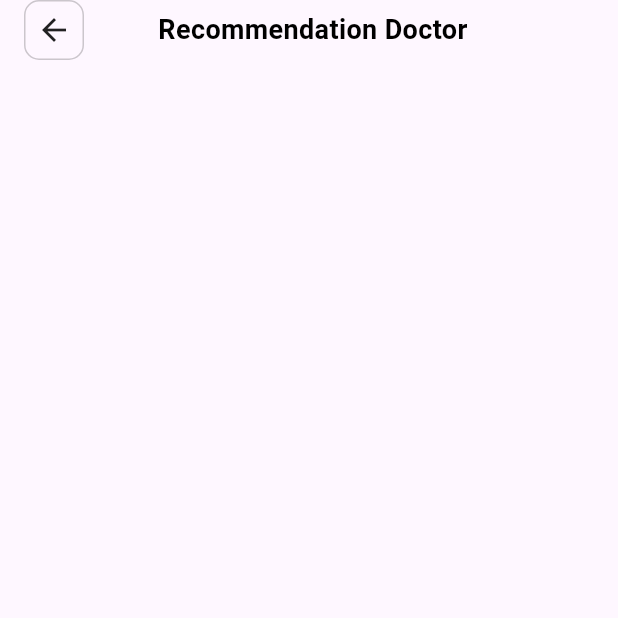
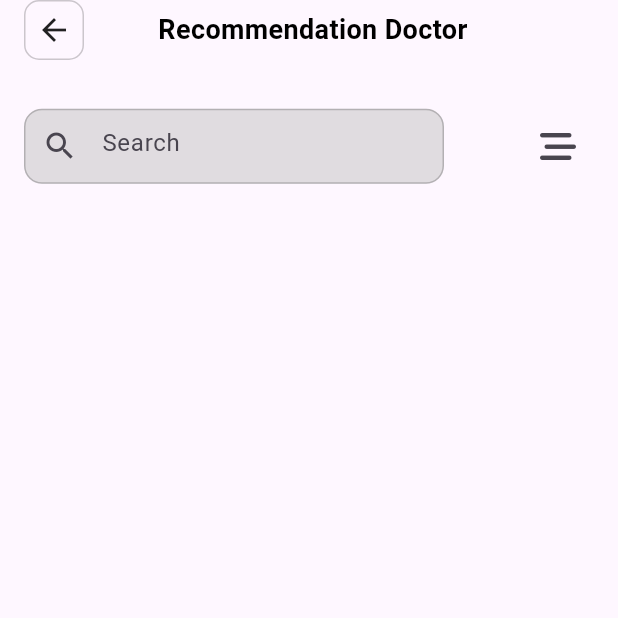
Before and after one commit to He9sham/Doctor-app, a Flutter app: the RecommendDocView screen opened by its route, on a phone screen of 412 x 824 dp, the top half of it. Run offline on Flutter 3.47's test engine with Material 3 defaults, Android fonts, the phone set to English and light mode, and no system bars; our stand-ins replace awesome_dialog, dio, firebase_core, flutter_bloc, flutter_onboarding_slider, flutter_screenutil and 9 more; accounts and stored records are empty; generated files the repository leaves out were written again.

Commit message:
add search text field for recommend doc view

```diff
--- a/lib/features/recommendation_doctor_screen/view/recommend_doc_view.dart
+++ b/lib/features/recommendation_doctor_screen/view/recommend_doc_view.dart
@@ -1,17 +1,25 @@
+import 'package:doctor/core/helper/spacing.dart';
 import 'package:doctor/features/recommendation_doctor_screen/view/widgets/custom_app_bar_for_doc.dart';
+import 'package:doctor/features/recommendation_doctor_screen/view/widgets/custom_search.dart';
 import 'package:flutter/material.dart';
 
 class RecommendDocView extends StatelessWidget {
   const RecommendDocView({super.key});
   @override
   Widget build(BuildContext context) {
-    return const Scaffold(
+    return Scaffold(
       body: SafeArea(
         child: Padding(
-          padding: EdgeInsets.symmetric(horizontal: 16),
+          padding: const EdgeInsets.symmetric(horizontal: 16),
           child: Column(
             children: [
-              CustomAppBar(),
+              const CustomAppBar(),
+              verticalSpace(32),
+              CustomSearch(
+                name: 'Search',
+                onchanged: (data) {},
+              ),
+              verticalSpace(24),
             ],
           ),
         ),
--- a/lib/features/recommendation_doctor_screen/view/widgets/custom_app_bar_for_doc.dart
+++ b/lib/features/recommendation_doctor_screen/view/widgets/custom_app_bar_for_doc.dart
@@ -1,4 +1,4 @@
-
+import 'package:doctor/core/helper/extensions.dart';
 import 'package:doctor/core/helper/spacing.dart';
 import 'package:flutter/material.dart';
 
@@ -9,7 +9,11 @@ class CustomAppBar extends StatelessWidget {
   Widget build(BuildContext context) {
     return Row(
       children: [
-        Container(
+        GestureDetector(
+          onTap: () {
+            context.pop();
+          },
+          child: Container(
             width: 40,
             height: 40,
             decoration: BoxDecoration(
@@ -19,6 +23,7 @@ class CustomAppBar extends StatelessWidget {
               ),
             ),
             child: const Icon(Icons.arrow_back),
+          ),
         ),
         horizontalSpace(45),
         const Text(
--- /dev/null
+++ b/lib/features/recommendation_doctor_screen/view/widgets/custom_search.dart
@@ -0,0 +1,53 @@
+
+ import 'package:flutter/material.dart';
+import 'package:font_awesome_flutter/font_awesome_flutter.dart';
+class CustomSearch extends StatelessWidget {
+  const CustomSearch(
+      {super.key,
+      required this.name,
+      required this.onchanged,
+      this.obscuretext = false});
+  final String? name;
+  final Function(String)? onchanged;
+  final bool obscuretext;
+  @override
+  Widget build(BuildContext context) {
+    return Row(
+      children: [
+        SizedBox(
+          width: 280,
+          height: 50,
+          child: TextFormField(
+            obscureText: obscuretext,
+            validator: (data) {
+              if (data!.isEmpty) {
+                return "Please enter correct data";
+              }
+              return null;
+            },
+            onChanged: onchanged,
+            decoration: InputDecoration(
+              prefixIcon: const Icon(Icons.search),
+              fillColor: const Color(0xffC2C2C2).withOpacity(0.5),
+              filled: true,
+              enabledBorder: OutlineInputBorder(
+                borderRadius: BorderRadius.circular(12),
+                borderSide: BorderSide(color: Colors.black.withOpacity(0.2)),
+              ),
+              border: OutlineInputBorder(
+                borderRadius: BorderRadius.circular(12),
+                borderSide: BorderSide(color: Colors.black.withOpacity(0.2)),
+              ),
+              hintText: name,
+            ),
+          ),
+        ),
+        const Spacer(),
+        IconButton(
+          onPressed: () {},
+          icon: const Icon(FontAwesomeIcons.barsStaggered),
+        ),
+      ],
+    );
+  }
+}
```
Lines whose indentation alone changed are shown as unchanged.
